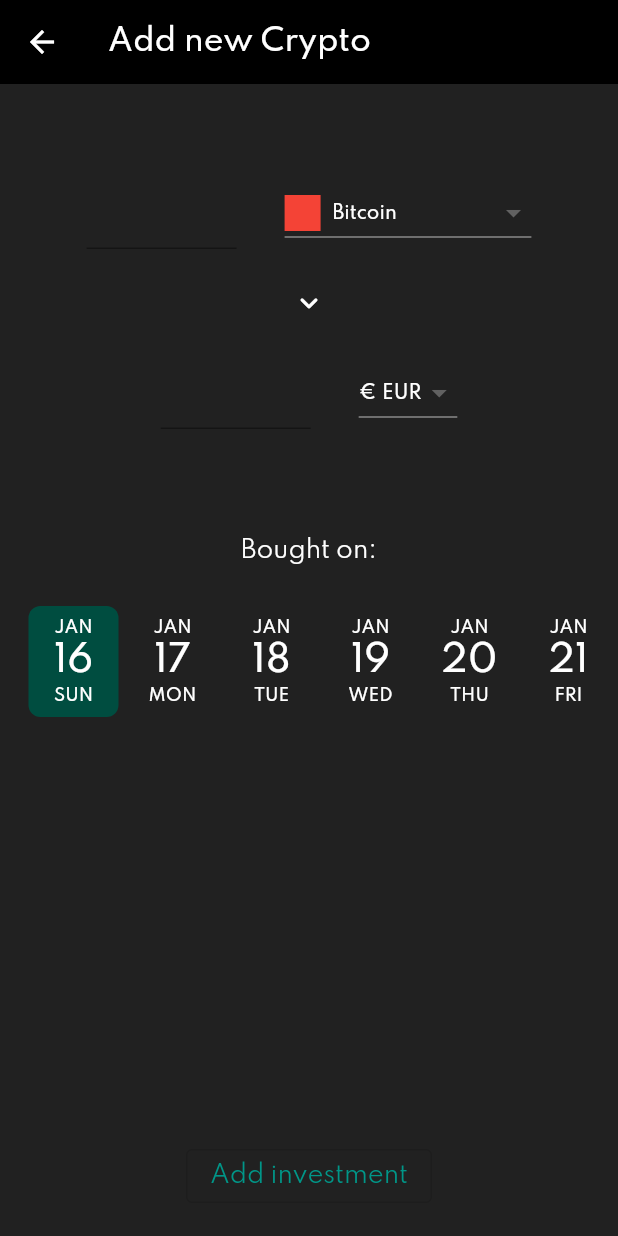
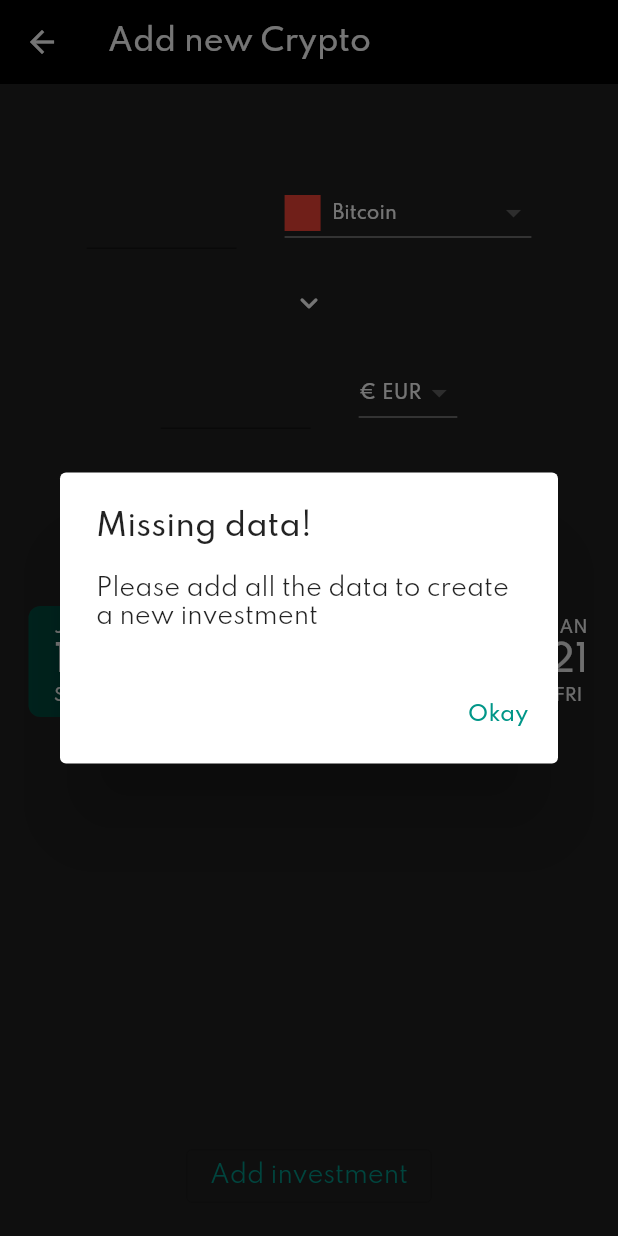
Before and after one commit to shockbytes/CryptoWatcherX, a Flutter app: the AddInvestmentPage screen opened directly, after a tap on "Add investment", on a phone screen of 412 x 824 dp. Run offline on Flutter 3.47's test engine with Material 2 defaults, Android fonts, the phone set to English and light mode, and no system bars; drawn by our look-alikes of cached_network_image, date_picker_timeline; our stand-ins replace get_it, rxdart; network calls fail.

Commit message:
Handle add new errors

```diff
--- a/lib/ui/add/add_investment_page.dart
+++ b/lib/ui/add/add_investment_page.dart
@@ -18,7 +18,6 @@ class AddInvestmentPage extends StatefulWidget {
 }
 
 class _AddInvestmentPageState extends State<AddInvestmentPage> {
-
   final AddBloc _bloc = DependencyInjector.get<AddBloc>();
 
   final CryptoCurrencyImagePathService _imagePathService =
@@ -184,16 +183,29 @@ class _AddInvestmentPageState extends State<AddInvestmentPage> {
 
   _validateAndProceed(BuildContext context) async {
     if (!_validate()) {
-      // TODO Show error dialog
+      await showDialog(
+        context: context,
+        builder: (context) => AlertDialog(
+          title: Text('Missing data!'),
+          content: Text('Please add all the data to create a new investment'),
+          actions: [
+            TextButton(
+              onPressed: () => Navigator.pop(context),
+              child: Text(
+                'Okay',
+                style: TextStyle(color: CryptoColors.accent),
+              ),
+            ),
+          ],
+        ),
+      );
       return;
     }
 
     Investment investment = Investment(
       currency: _selectedCryptoCurrency,
-      buyingPrice: Money(
-        double.parse(_fiatInputController.text),
-        _selectedFiatCurrency
-      ),
+      buyingPrice:
+          Money(double.parse(_fiatInputController.text), _selectedFiatCurrency),
       buyingTime: _selectedDate,
       amount: double.parse(_cryptoInputController.text),
     );
```
Also changed, not shown: 1 other file.
